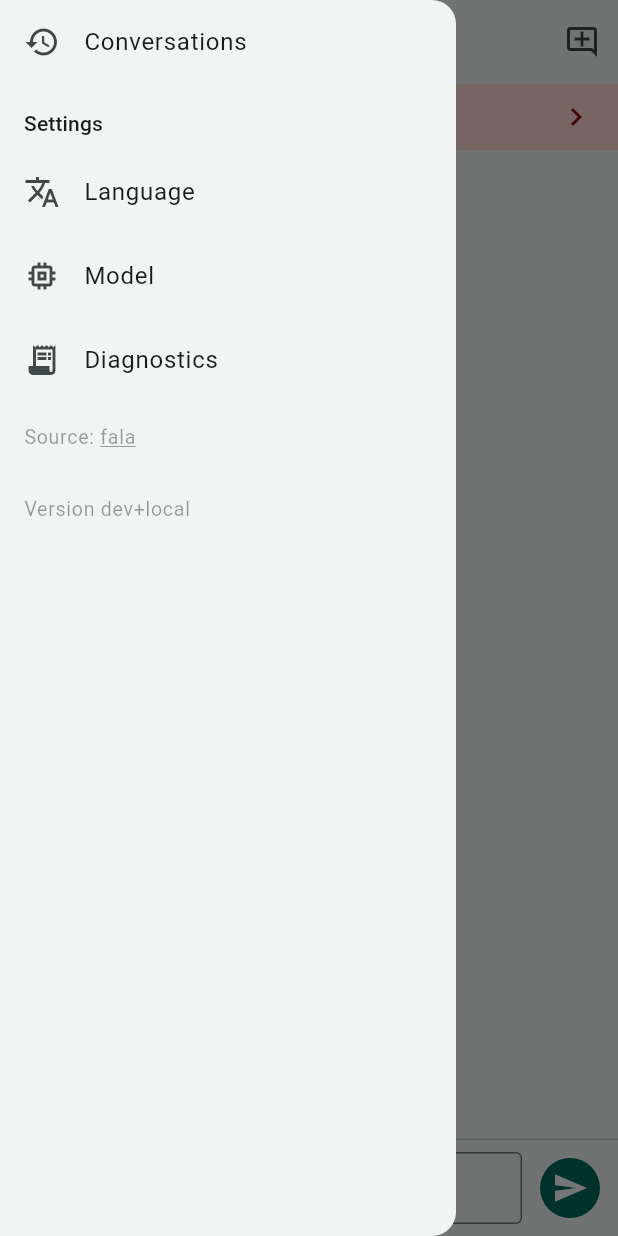
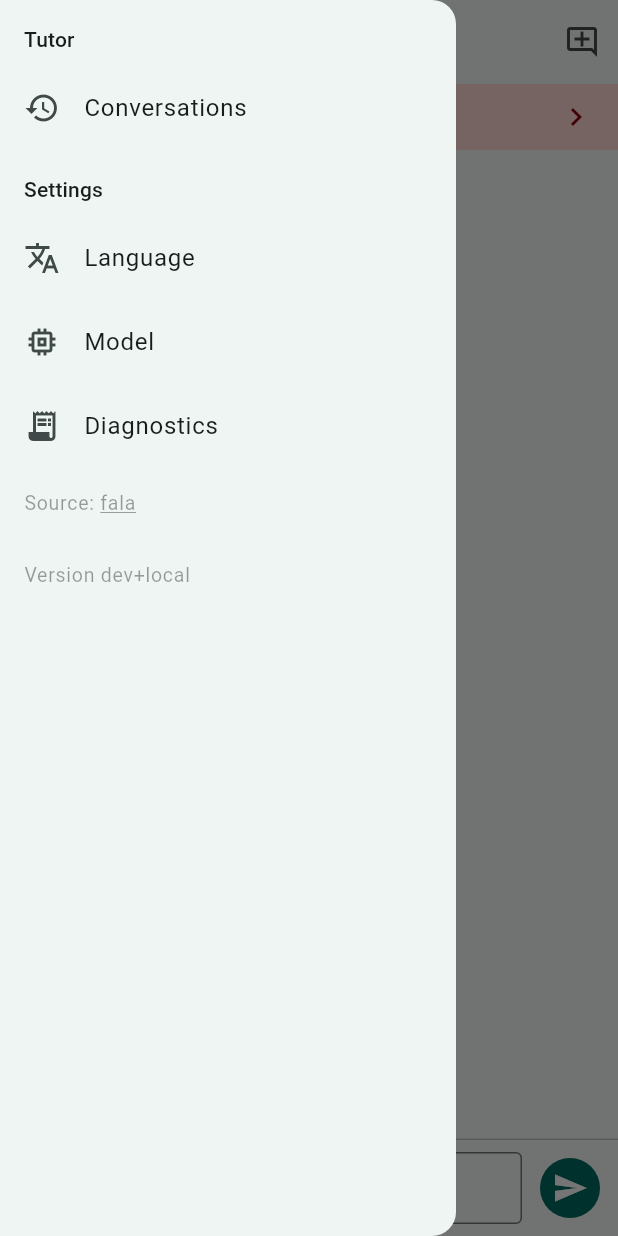
Before and after one commit to Pitrified/fala-language-tutor, a Flutter app: the ConversationScreen screen opened by its route, with the side drawer open, on a phone screen of 412 x 824 dp. Run offline on Flutter 3.47's test engine with Material 3 defaults, Android fonts, the phone set to English and light mode, and no system bars; our stand-ins replace flutter_riverpod, flutter_secure_storage, flutter_tts, freezed_annotation, go_router, hive and 1 more; missing offline and left inert: openai_dart; accounts and stored records are empty; generated files the repository leaves out were written again.

Commit message:
feat(history): Tutor header above Conversations in the drawer
Co-Authored-By: Claude Opus 5.5 <noreply@anthropic.com>
Claude-Session: https://claude.ai/code/session_017SavMvSBp2orTpJANzV16y

```diff
--- a/lib/screens/conversation/conversation_screen.dart
+++ b/lib/screens/conversation/conversation_screen.dart
@@ -569,6 +569,7 @@ class _AppDrawer extends StatelessWidget {
       child: SafeArea(
         child: ListView(
           children: [
+            _header(context, 'Tutor'),
             ListTile(
               leading: const Icon(Icons.history),
               title: const Text('Conversations'),
@@ -577,13 +578,7 @@ class _AppDrawer extends StatelessWidget {
                 onOpenHistory();
               },
             ),
-            Padding(
-              padding: const EdgeInsets.fromLTRB(16, 16, 16, 8),
-              child: Text(
-                'Settings',
-                style: Theme.of(context).textTheme.titleSmall,
-              ),
-            ),
+            _header(context, 'Settings'),
             const SettingsEntries(),
             const SourceLink(),
             const ListTile(
@@ -596,6 +591,11 @@ class _AppDrawer extends StatelessWidget {
       ),
     );
   }
+
+  Widget _header(BuildContext context, String label) => Padding(
+    padding: const EdgeInsets.fromLTRB(16, 16, 16, 8),
+    child: Text(label, style: Theme.of(context).textTheme.titleSmall),
+  );
 }
 
 class _TopicAction extends ConsumerWidget {
```
Also changed, not shown: 2 other files.
